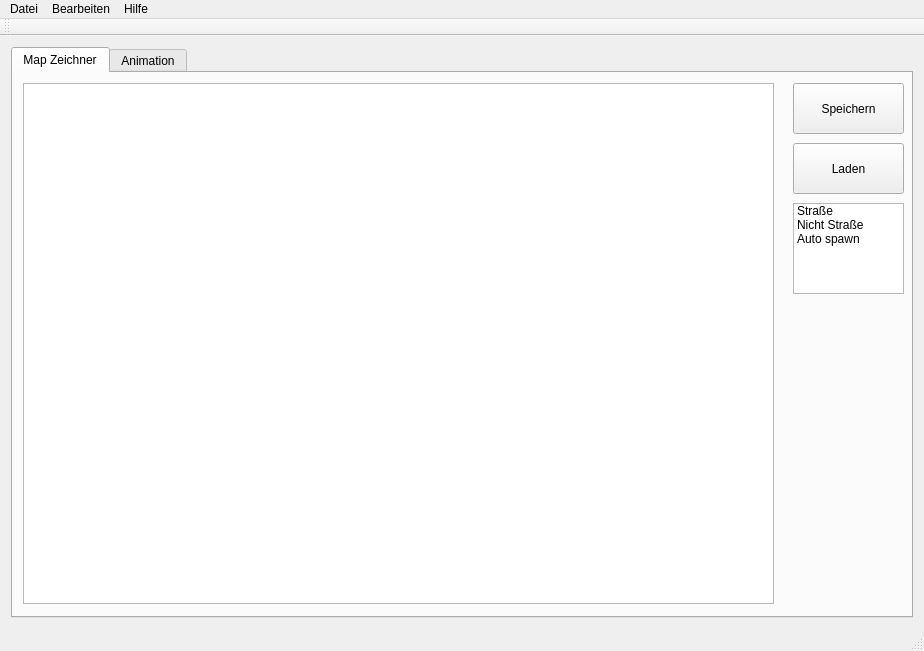
Qt form trafficsim/qt_creator/qt_design.ui (fprott/trafficSim) before a commit.
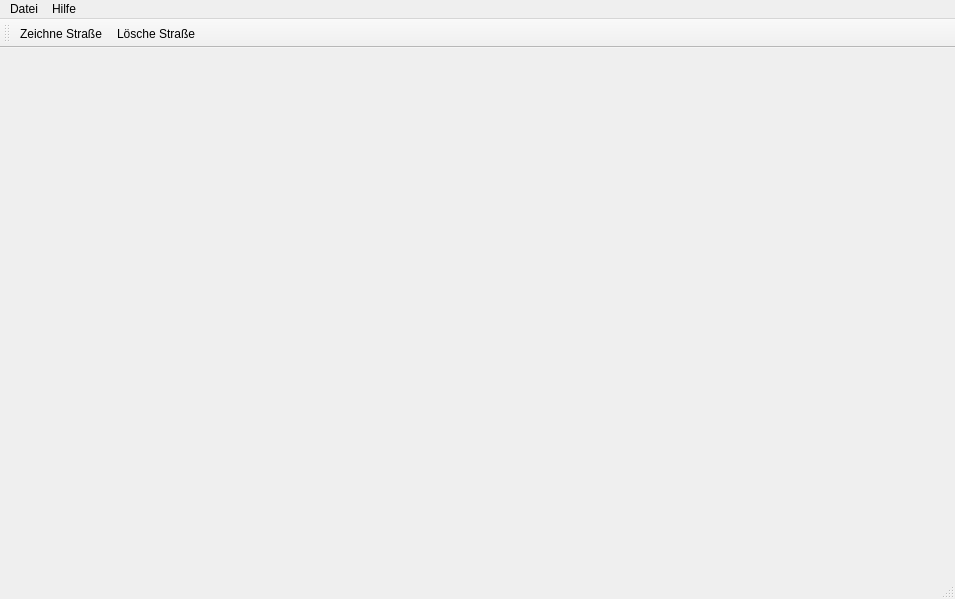
The same form after that commit. Icons and pictures are not drawn.

Commit message: Gui mit QT und PyGame ist erstellt worden. Auf der Gui sind punkte setzbar Punkte sind löschbar. Events sind handelbar. Menüs sind nutzbar. Icons sind vorhanden. Code ist unschön, kann mal einer bei gelgenheit aufhübschen :D

Diff of the .ui file:
```diff
--- a/trafficsim/qt_creator/qt_design.ui
+++ b/trafficsim/qt_creator/qt_design.ui
@@ -1,154 +1,105 @@
 <?xml version="1.0" encoding="UTF-8"?>
 <ui version="4.0">
- <class>MainWindow</class>
- <widget class="QMainWindow" name="MainWindow">
+ <class>qt_design</class>
+ <widget class="QMainWindow" name="qt_design">
   <property name="geometry">
    <rect>
     <x>0</x>
     <y>0</y>
-    <width>924</width>
-    <height>651</height>
+    <width>955</width>
+    <height>599</height>
    </rect>
   </property>
   <property name="windowTitle">
-   <string>TrafficSim</string>
+   <string>qt_design</string>
   </property>
   <widget class="QWidget" name="centralWidget">
-   <layout class="QGridLayout" name="gridLayout">
-    <item row="0" column="0">
-     <widget class="QTabWidget" name="tabWidget">
-      <property name="currentIndex">
-       <number>0</number>
-      </property>
-      <widget class="QWidget" name="zeichner_tab">
-       <attribute name="title">
-        <string>Map Zeichner</string>
-       </attribute>
-       <widget class="QPushButton" name="pushButton">
-        <property name="geometry">
-         <rect>
-          <x>780</x>
-          <y>10</y>
-          <width>111</width>
-          <height>51</height>
-         </rect>
-        </property>
-        <property name="text">
-         <string>Speichern</string>
-        </property>
-       </widget>
-       <widget class="QPushButton" name="pushButton_2">
-        <property name="geometry">
-         <rect>
-          <x>780</x>
-          <y>70</y>
-          <width>111</width>
-          <height>51</height>
-         </rect>
-        </property>
-        <property name="text">
-         <string>Laden</string>
-        </property>
-       </widget>
-       <widget class="QGraphicsView" name="mapDrawing_graphicsView">
-        <property name="geometry">
-         <rect>
-          <x>10</x>
-          <y>10</y>
-          <width>751</width>
-          <height>521</height>
-         </rect>
-        </property>
-        <property name="mouseTracking">
-         <bool>true</bool>
-        </property>
-       </widget>
-       <widget class="QListWidget" name="listWidget">
-        <property name="geometry">
-         <rect>
-          <x>780</x>
-          <y>130</y>
-          <width>111</width>
-          <height>91</height>
-         </rect>
-        </property>
-        <item>
-         <property name="text">
-          <string>Straße</string>
-         </property>
-        </item>
-        <item>
-         <property name="text">
-          <string>Nicht Straße</string>
-         </property>
-        </item>
-        <item>
-         <property name="text">
-          <string>Auto spawn</string>
-         </property>
-        </item>
-       </widget>
-      </widget>
-      <widget class="QWidget" name="animation_tab">
-       <attribute name="title">
-        <string>Animation</string>
-       </attribute>
-       <widget class="QGraphicsView" name="animation_graphicsView">
-        <property name="geometry">
-         <rect>
-          <x>10</x>
-          <y>10</y>
-          <width>881</width>
-          <height>541</height>
-         </rect>
-        </property>
-       </widget>
-      </widget>
-     </widget>
-    </item>
-   </layout>
+   <layout class="QFormLayout" name="formLayout"/>
   </widget>
   <widget class="QMenuBar" name="menuBar">
    <property name="geometry">
     <rect>
      <x>0</x>
      <y>0</y>
-     <width>924</width>
+     <width>955</width>
      <height>21</height>
     </rect>
    </property>
-   <widget class="QMenu" name="menuTrafficSim_GUI">
+   <widget class="QMenu" name="menuDatei">
     <property name="title">
      <string>Datei</string>
     </property>
    </widget>
-   <widget class="QMenu" name="menuBearbeiten">
-    <property name="title">
-     <string>Bearbeiten</string>
-    </property>
-   </widget>
    <widget class="QMenu" name="menuHilfe">
     <property name="title">
      <string>Hilfe</string>
     </property>
-    <addaction name="action_ber_TrafficSim"/>
+    <addaction name="action_ber_trafficSim"/>
+    <addaction name="actionUrheberrecht_Informationen"/>
    </widget>
-   <addaction name="menuTrafficSim_GUI"/>
-   <addaction name="menuBearbeiten"/>
+   <addaction name="menuDatei"/>
    <addaction name="menuHilfe"/>
   </widget>
   <widget class="QToolBar" name="mainToolBar">
+   <property name="focusPolicy">
+    <enum>Qt::NoFocus</enum>
+   </property>
+   <property name="acceptDrops">
+    <bool>true</bool>
+   </property>
+   <property name="toolButtonStyle">
+    <enum>Qt::ToolButtonTextUnderIcon</enum>
+   </property>
    <attribute name="toolBarArea">
     <enum>TopToolBarArea</enum>
    </attribute>
    <attribute name="toolBarBreak">
-    <bool>false</bool>
+    <bool>true</bool>
    </attribute>
+   <addaction name="actionDrawStreet"/>
+   <addaction name="actionDeleteRoad"/>
   </widget>
   <widget class="QStatusBar" name="statusBar"/>
-  <action name="action_ber_TrafficSim">
+  <action name="actionDrawStreet">
+   <property name="checkable">
+    <bool>true</bool>
+   </property>
+   <property name="icon">
+    <iconset>
+     <normalon>icons/icon_road.png</normalon>
+    </iconset>
+   </property>
    <property name="text">
-    <string>Über TrafficSim</string>
+    <string>Zeichne Straße</string>
+   </property>
+   <property name="toolTip">
+    <string>Setzen von Endpunkt der Straße</string>
+   </property>
+  </action>
+  <action name="actionDeleteRoad">
+   <property name="checkable">
+    <bool>true</bool>
+   </property>
+   <property name="icon">
+    <iconset>
+     <normalon>icons/icon_bulldozer.png</normalon>
+    </iconset>
+   </property>
+   <property name="text">
+    <string>Lösche Straße</string>
+   </property>
+   <property name="toolTip">
+    <string>Lösche einen Straßenpunkt</string>
+   </property>
+  </action>
+  <action name="action_ber_trafficSim">
+   <property name="text">
+    <string>Über trafficSim</string>
+   </property>
+  </action>
+  <action name="actionUrheberrecht_Informationen">
+   <property name="text">
+    <string>Urheberrecht Informationen</string>
    </property>
   </action>
  </widget>
```
The commit also changes 12 other files.
